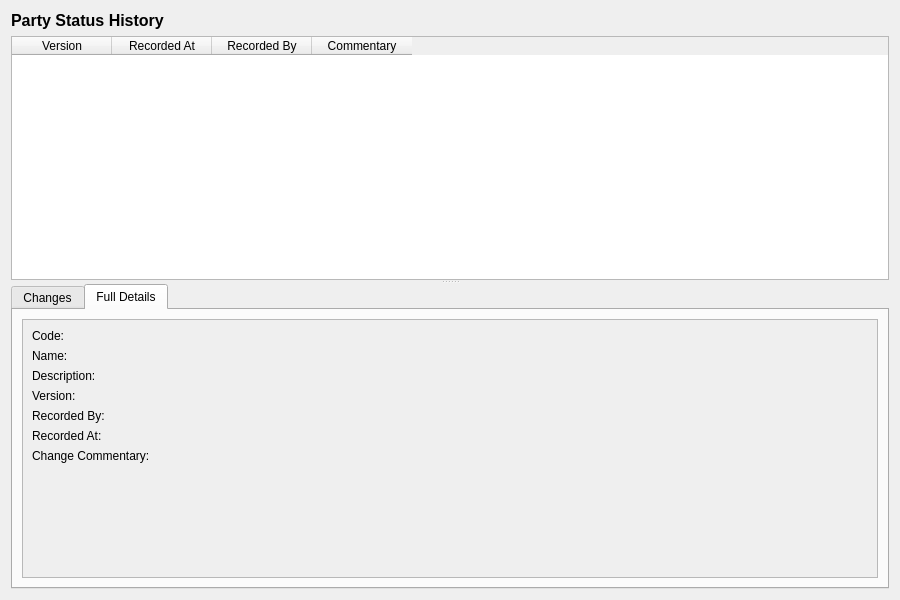
First picture: the form in projects/ores.qt/ui/PartyStatusHistoryDialog.ui, repository OreStudio/OreStudio, before the edit.
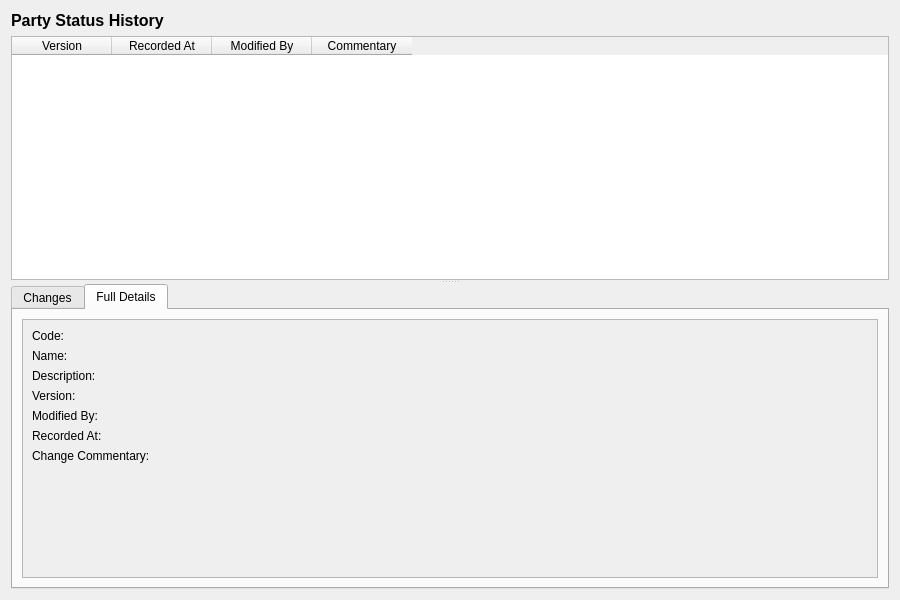
Second picture: the form after the edit. The open tabs and pages were chosen to show the change.

Commit message: [protocol] Fix audit trail metadata: rename recorded_by, remove from wire format

What changed in the file:
```diff
--- a/projects/ores.qt/ui/PartyStatusHistoryDialog.ui
+++ b/projects/ores.qt/ui/PartyStatusHistoryDialog.ui
@@ -63,7 +63,7 @@
       </column>
       <column>
        <property name="text">
-        <string>Recorded By</string>
+        <string>Modified By</string>
        </property>
       </column>
       <column>
@@ -211,7 +211,7 @@
                <item row="4" column="0">
                 <widget class="QLabel" name="recordedByLabel">
                  <property name="text">
-                  <string>Recorded By:</string>
+                  <string>Modified By:</string>
                  </property>
                 </widget>
                </item>
```
Left out of the diff: 4 changed lines with no effect on the pictures. The commit also changes 473 other files.
